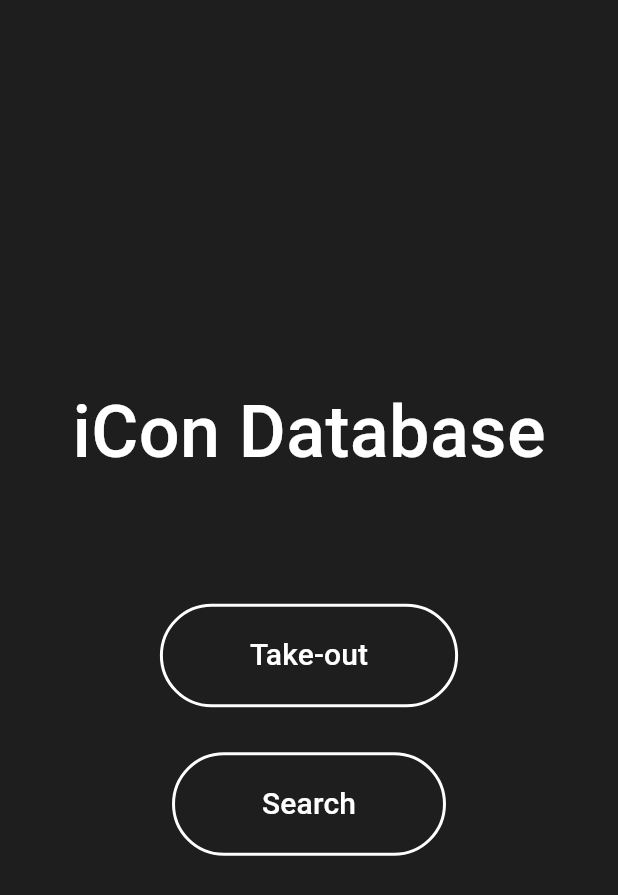
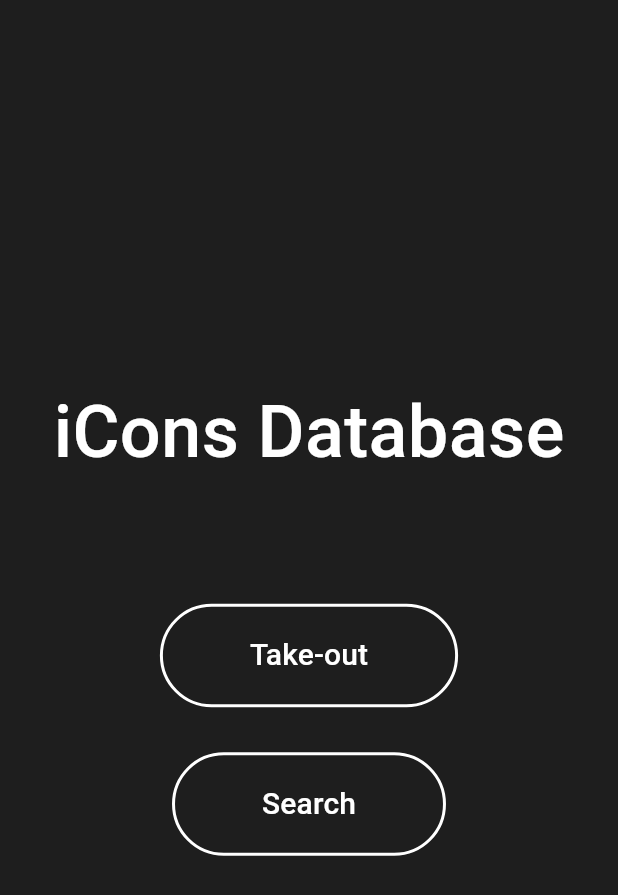
Before and after one commit to alexanderszura/APSC-103-ICons-Management-System, a Flutter app: the screen it shows after launch, on a phone screen of 412 x 824 dp. Shown: the top 895 px of the screen. Run offline on Flutter 3.47's test engine with Material 3 defaults, Android fonts, the phone set to English and light mode, and no system bars; our stand-ins replace firebase_auth, firebase_core, firebase_database, google_sign_in; accounts and stored records are empty; generated files the repository leaves out were written again; statements that could not run were skipped.

Commit message:
Updated to ICon to iCons
-Proper Naming Convention

```diff
--- a/lib/main.dart
+++ b/lib/main.dart
@@ -30,7 +30,7 @@ class MyApp extends StatelessWidget {
   @override
   Widget build(BuildContext context) {
     return MaterialApp(
-      title: 'iCon Managment System',
+      title: 'iCons Managment System',
       theme: ThemeData(
         colorScheme: ColorScheme.fromSeed(
           seedColor: Colors.blueAccent,
@@ -53,7 +53,7 @@ class HomeScreen extends StatelessWidget {
           mainAxisAlignment: MainAxisAlignment.center,
           children: [
             const Text(
-              'iCon Database',
+              'iCons Database',
               style: TextStyle(
                 color: Colors.white,
                 fontSize: 48,
--- a/lib/screens/takeout_screen.dart
+++ b/lib/screens/takeout_screen.dart
@@ -199,7 +199,7 @@ class TakeoutScreenState extends BaseScreenState<TakeoutScreen> {
             mainAxisSize: MainAxisSize.min,
             children: [
               const Text(
-                'ICon Database',
+                'iCons Database',
                 style: TextStyle(
                   color: BaseScreenState.primaryTextColor,
                   fontSize: 36,
```
